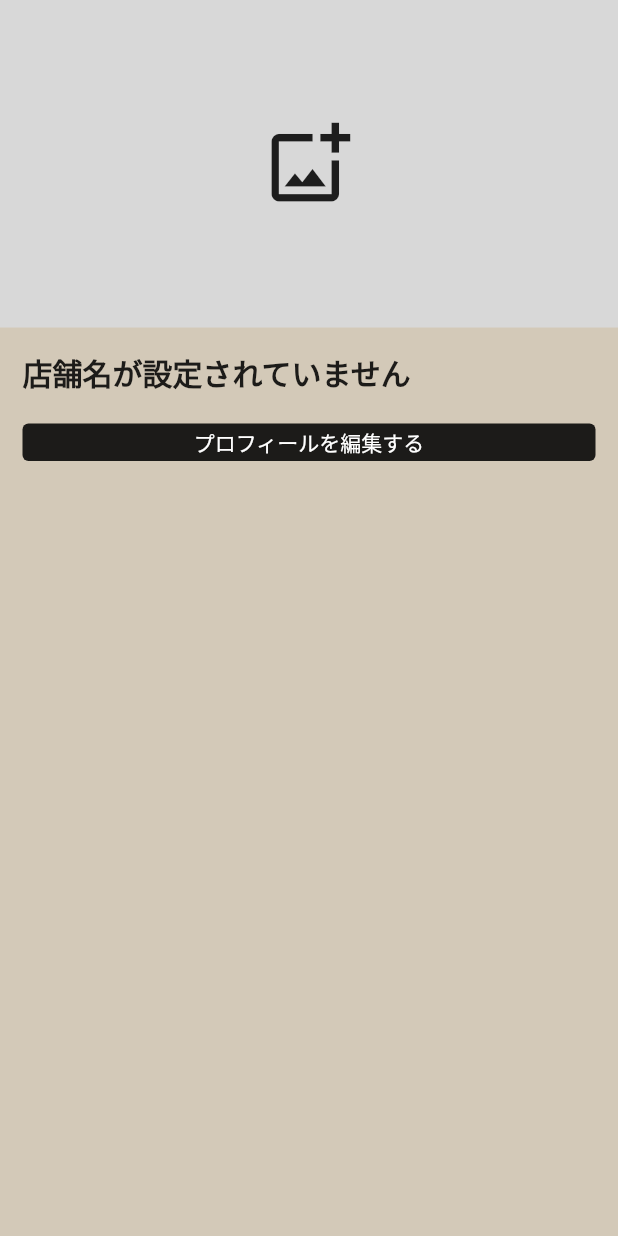
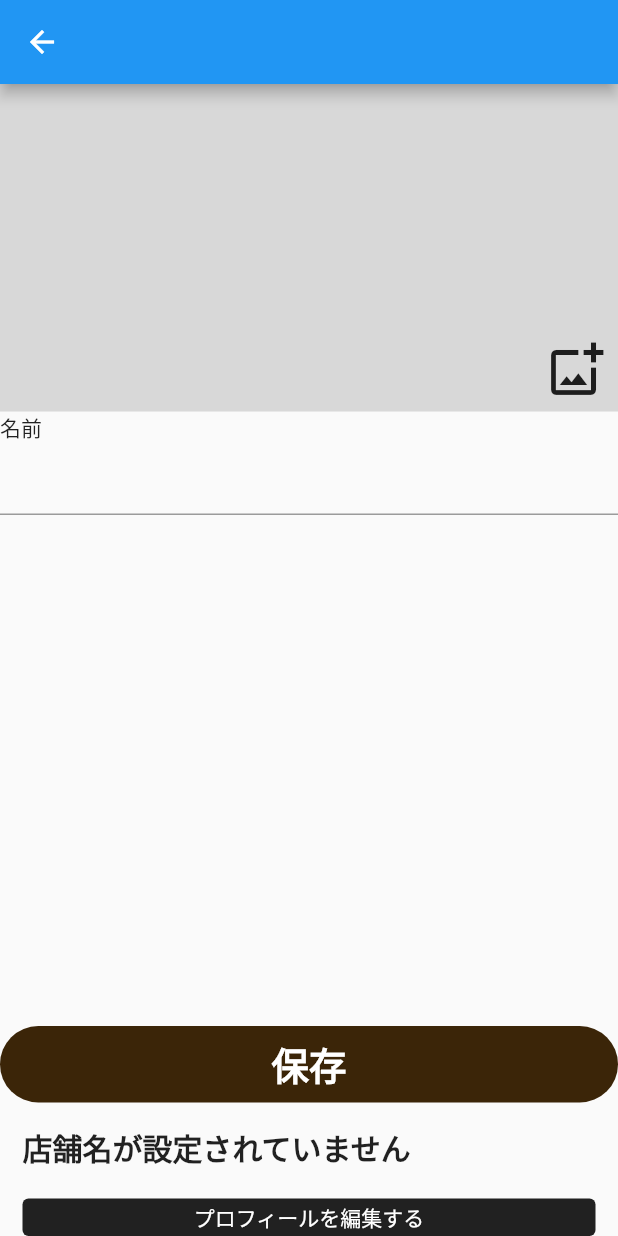
Before and after one commit to RikuDejima/KEI, a Flutter app: the StoreProfileScreen widget shown alone on an empty page, opened directly, after a tap on "プロフィールを編集する", on a phone screen of 412 x 824 dp. Run offline on Flutter 3.47's test engine with Material 2 defaults, Android fonts, the phone set to English and light mode, and no system bars; our stand-ins replace cloud_firestore, firebase_auth, firebase_core, flutter_hooks, freezed_annotation, hooks_riverpod and 4 more; missing offline and left inert: dart:ffi; accounts and stored records are empty; network calls fail.

Commit message:
developing edit store profile

```diff
--- a/lib/logic/controller/route_controller.dart
+++ b/lib/logic/controller/route_controller.dart
@@ -1,12 +1,13 @@
 import 'package:flutter/material.dart';
 import 'package:key/main.dart';
-import 'package:key/view/edit_profile_screen.dart';
-import 'package:key/view/register_screen.dart';
-import 'package:key/view/register_store_screen.dart';
+import 'package:key/view/screen/edit_profile_screen.dart';
+import 'package:key/view/screen/edit_store_profile_screen.dart';
+import 'package:key/view/screen/register_screen.dart';
+import 'package:key/view/screen/register_store_screen.dart';
 import 'package:routemaster/routemaster.dart';
 import 'package:riverpod/riverpod.dart';
-import 'package:key/view/root_screen.dart';
-import 'package:key/view/home_screen.dart';
+import 'package:key/view/screen/root_screen.dart';
+import 'package:key/view/screen/home_screen.dart';
 
 final routeController = Provider((ref) => RouteController(ref.read));
 
@@ -16,6 +17,7 @@ enum AppRoute {
   home,
   editProfile,
   registerStore,
+  editStoreProfile,
 }
 
 extension AppRouteExt on AppRoute {
@@ -25,10 +27,12 @@ extension AppRouteExt on AppRoute {
         return '/';
       case AppRoute.registerUser:
        return '/register';
-      case AppRoute.editProfile:
+      case AppRoute.editStoreProfile:
         return '/home/editProfile';
       case AppRoute.registerStore:
         return '/home/registerStore';
+      case AppRoute.editStoreProfile:
+        return '/home/editStoreProfile';
       default:
         return '/${toString().split('.').last}';
     }
@@ -42,8 +46,9 @@ final route = RouteMap(routes: {
   AppRoute.root.path: (data) => MaterialPage(child: RootScreen()),
   AppRoute.registerUser.path: (data) => MaterialPage(child: RegisterUserScreen()),
   AppRoute.home.path: (data) => MaterialPage(child: HomeScreen()),
-  AppRoute.editProfile.path: (data) => MaterialPage(child: EditProfileScreen()),
+  AppRoute.editStoreProfile.path: (data) => MaterialPage(child: EditProfileScreen()),
   AppRoute.registerStore.path: (data) => MaterialPage(child: RegisterStoreScreen()),
+  AppRoute.editStoreProfile.path: (data) => MaterialPage(child: EditStoreProfileScreen()),
 });
 
 final routemaster = RoutemasterDelegate(routesBuilder: (context) => route);
--- a/lib/logic/view_controller/register_store_view_controller.dart
+++ b/lib/logic/view_controller/register_store_view_controller.dart
@@ -7,8 +7,8 @@ import 'package:hooks_riverpod/hooks_riverpod.dart';
 import 'package:key/logic/repository/base_repository.dart';
 import 'package:key/logic/state/common/firebase_user_state.dart';
 import 'package:key/logic/state/common/store_state.dart';
-import 'package:key/view/home_screen.dart';
-import 'package:key/view/store_profile_screen.dart';
+import 'package:key/view/screen/home_screen.dart';
+import 'package:key/view/screen/store_profile_screen.dart';
 
 final registerStoreViewController =
     Provider((ref) => RegisterStoreViewController(ref.read));
--- /dev/null
+++ b/lib/view/screen/edit_store_profile_screen.dart
@@ -0,0 +1,182 @@
+import 'package:flutter/material.dart';
+import 'package:hooks_riverpod/hooks_riverpod.dart';
+import 'package:key/logic/state/common/store_state.dart';
+import 'package:key/logic/view_controller/user_profile_view_controller.dart';
+import 'package:key/view/util/theme.dart';
+
+class EditStoreProfileScreen extends HookConsumerWidget {
+  @override
+  Widget build(BuildContext context, WidgetRef ref) {
+    final screenWidth = MediaQuery.of(context).size.width;
+    final storeData = ref.watch(storeDataState);
+    final viewController = ref.read(editProfileViewController);
+    return Scaffold(
+      appBar: AppBar(),
+      body: Column(
+        crossAxisAlignment: CrossAxisAlignment.start,
+        children: [
+          // storeData?.topImage ?
+          Container(
+            color: Color(0xFFD8D8D8),
+            width: double.infinity,
+            height: screenWidth * 0.53,
+            child: IconButton(
+              alignment: Alignment.bottomRight,
+              icon: Icon(Icons.add_photo_alternate_outlined),
+              iconSize: 40,
+              onPressed: () {
+                showModalBottomSheet(
+                    context: context,
+                    builder: (context) {
+                      return SizedBox(
+                        height: 200,
+                        child: Column(
+                          children: [
+                            SizedBox(
+                              width: double.infinity,
+                              child: TextButton(
+                                onPressed: () {},
+                                child: Text(
+                                  '写真を撮る',
+                                  style: TextStyle(
+                                    color: Colors.black,
+                                  ),
+                                ),
+                                style: ButtonStyle(
+                                  padding: MaterialStateProperty.all(
+                                    EdgeInsets.symmetric(
+                                      vertical: 20,
+                                    ),
+                                  ),
+                                ),
+                              ),
+                            ),
+                            Divider(height: 0, color: AppColor.dividerColor),
+                            SizedBox(
+                              width: double.infinity,
+                              child: TextButton(
+                                onPressed: () {},
+                                child: Text(
+                                  'ライブラリから選ぶ',
+                                  style: TextStyle(color: Colors.black),
+                                ),
+                                style: ButtonStyle(
+                                  padding: MaterialStateProperty.all(
+                                    EdgeInsets.symmetric(
+                                      vertical: 20,
+                                    ),
+                                  ),
+                                ),
+                              ),
+                            ),
+                            Divider(height: 0, color: AppColor.dividerColor),
+                            SizedBox(
+                              width: double.infinity,
+                              child: TextButton(
+                                onPressed: () {},
+                                child: Text(
+                                  'キャンセル',
+                                  style: TextStyle(color: Colors.red),
+                                ),
+                                style: ButtonStyle(
+                                  padding: MaterialStateProperty.all(
+                                    EdgeInsets.symmetric(
+                                      vertical: 20,
+                                    ),
+                                  ),
+                                ),
+                              ),
+                            ),
+                          ],
+                        ),
+                      );
+                    });
+              },
+            ),
+          ),
+          Text('名前'),
+          TextField(
+            onChanged: (str) => ref.read(userNameState.notifier).state = str,
+          ),
+          const Expanded(child: SizedBox()),
+          SizedBox(
+            width: double.infinity,
+            child: TextButton(
+              onPressed: () async {
+                await viewController.save();
+                Navigator.pop(context);
+              },
+              child: Text(
+                '保存',
+                style: TextStyle(
+                    color: Colors.white,
+                    fontSize: 25,
+                    fontWeight: FontWeight.w600),
+              ),
+              style: ButtonStyle(
+                padding: MaterialStateProperty.all(
+                  const EdgeInsets.symmetric(vertical: 7),
+                ),
+                fixedSize: MaterialStateProperty.all(Size.infinite),
+                backgroundColor:
+                    MaterialStateProperty.all(const Color(0xFF3B2508)),
+                shape: MaterialStateProperty.all(
+                  const RoundedRectangleBorder(
+                    borderRadius: BorderRadius.all(
+                      Radius.circular(32),
+                    ),
+                  ),
+                ),
+              ),
+            ),
+          ),
+          SizedBox(height: 15),
+          Padding(
+            padding: const EdgeInsets.symmetric(horizontal: 15),
+            child: Column(
+              crossAxisAlignment: CrossAxisAlignment.start,
+              children: [
+                Text(
+                  storeData?.storeName ?? '店舗名が設定されていません',
+                  style: TextStyle(
+                    fontSize: 20,
+                    color: AppColor.textColor,
+                    fontWeight: FontWeight.w600,
+                  ),
+                ),
+                Text(
+                  storeData?.introduce ?? '',
+                  style: TextStyle(
+                    fontSize: 16,
+                    color: AppColor.textColor,
+                  ),
+                ),
+                SizedBox(
+                  width: double.infinity,
+                  child: TextButton(
+                    onPressed: () => print('go to the edit profile page'),
+                    child: Text(
+                      'プロフィールを編集する',
+                      style: TextStyle(color: Colors.white),
+                    ),
+                    style: ButtonStyle(
+                      padding: MaterialStateProperty.all(
+                        EdgeInsets.zero,
+                      ),
+                      backgroundColor:
+                          MaterialStateProperty.all(AppColor.textColor),
+                      alignment: Alignment.center,
+                      minimumSize:
+                          MaterialStateProperty.all(Size.fromHeight(25)),
+                      tapTargetSize: MaterialTapTargetSize.shrinkWrap,
+                    ),
+                  ),
+                )
+              ],
+            ),
+          )
+        ],
+      ),
+    );
+  }
+}
--- a/lib/view/home_screen.dart
+++ b/lib/view/screen/home_screen.dart
@@ -7,7 +7,7 @@ import 'package:key/logic/controller/route_controller.dart';
 import 'package:key/logic/state/common/firebase_user_state.dart';
 import 'package:key/logic/state/common/login_user_state.dart';
 import 'package:key/logic/state/common/store_state.dart';
-import 'package:key/view/store_profile_screen.dart';
+import 'package:key/view/screen/store_profile_screen.dart';
 import 'package:key/view/util/theme.dart';
 
 final pages = StateProvider<List<Widget>>((ref) => []);
@@ -39,7 +39,7 @@ class CustomeruserProfielPage extends HookConsumerWidget {
         children: [
           Divider(color: Color(0xFF553A03), height: 0),
           GestureDetector(
-            onTap: () => ref.read(routeController).push(AppRoute.editProfile),
+            onTap: () => ref.read(routeController).push(AppRoute.editStoreProfile),
             child: Row(
               mainAxisAlignment: MainAxisAlignment.spaceBetween,
               children: [
--- /dev/null
+++ b/lib/view/screen/store_profile_screen.dart
@@ -0,0 +1,73 @@
+import 'dart:ui';
+
+import 'package:flutter/material.dart';
+import 'package:hooks_riverpod/hooks_riverpod.dart';
+import 'package:key/logic/controller/route_controller.dart';
+import 'package:key/logic/state/common/store_state.dart';
+import 'package:key/view/util/theme.dart';
+
+class StoreProfileScreen extends HookConsumerWidget {
+  @override
+  Widget build(BuildContext context, WidgetRef ref) {
+    final screenWidth = MediaQuery.of(context).size.width;
+    final textColor = AppColor.textColor;
+    final storeData = ref.watch(storeDataState);
+    // final storageRef = FirebaseSt
+    return Column(
+      crossAxisAlignment: CrossAxisAlignment.start,
+      children: [
+        // storeData?.topImage ?
+        Container(
+          color: Color(0xFFD8D8D8),
+          width: double.infinity,
+          height: screenWidth * 0.53,
+        ),
+        SizedBox(height: 15),
+        Padding(
+          padding: const EdgeInsets.symmetric(horizontal: 15),
+          child: Column(
+            crossAxisAlignment: CrossAxisAlignment.start,
+            children: [
+              Text(
+                storeData?.storeName ?? '店舗名が設定されていません',
+                style: TextStyle(
+                  fontSize: 20,
+                  color: textColor,
+                  fontWeight: FontWeight.w600,
+                ),
+              ),
+              Text(
+                storeData?.introduce ?? '',
+                style: TextStyle(
+                  fontSize: 16,
+                  color: textColor,
+                ),
+              ),
+              SizedBox(
+                width: double.infinity,
+                child: TextButton(
+                  onPressed: () =>
+                      routemaster.push(AppRoute.editStoreProfile.path),
+                  child: Text(
+                    'プロフィールを編集する',
+                    style: TextStyle(color: Colors.white),
+                  ),
+                  style: ButtonStyle(
+                    padding: MaterialStateProperty.all(
+                      EdgeInsets.zero,
+                    ),
+                    backgroundColor:
+                        MaterialStateProperty.all(AppColor.textColor),
+                    alignment: Alignment.center,
+                    minimumSize: MaterialStateProperty.all(Size.fromHeight(25)),
+                    tapTargetSize: MaterialTapTargetSize.shrinkWrap,
+                  ),
+                ),
+              )
+            ],
+          ),
+        )
+      ],
+    );
+  }
+}
--- a/lib/view/store_profile_screen.dart
+++ /dev/null
@@ -1,79 +0,0 @@
-import 'dart:ui';
-
-import 'package:flutter/material.dart';
-import 'package:hooks_riverpod/hooks_riverpod.dart';
-import 'package:key/logic/state/common/store_state.dart';
-import 'package:key/view/util/theme.dart';
-
-class StoreProfileScreen extends HookConsumerWidget {
-  @override
-  Widget build(BuildContext context, WidgetRef ref) {
-    final screenWidth = MediaQuery.of(context).size.width;
-    final textColor = AppColor.textColor;
-    final storeData = ref.watch(storeDataState);
-    // final storageRef = FirebaseSt
-    return Scaffold(
-        backgroundColor: AppColor.backgroundColor,
-        body: Column(
-          crossAxisAlignment: CrossAxisAlignment.start,
-          children: [
-            // storeData?.topImage ?
-            Container(
-              color: Color(0xFFD8D8D8),
-              width: double.infinity,
-              height: screenWidth * 0.53,
-              child: Center(
-                child: IconButton(
-                  icon: Icon(Icons.add_photo_alternate_outlined),
-                  iconSize: 60,
-                  onPressed: () =>
-                      print(' ${ref.read(storeDataState)?.toJson()}'),
-                ),
-              ),
-            ),
-            SizedBox(height: 15),
-            Padding(
-              padding: const EdgeInsets.symmetric(horizontal: 15),
-              child: Column(
-                crossAxisAlignment: CrossAxisAlignment.start,
-                children: [
-                  Text(
-                    storeData?.storeName ?? '店舗名が設定されていません',
-                    style: TextStyle(
-                      fontSize: 20,
-                      color: textColor,
-                      fontWeight: FontWeight.w600,
-                    ),
-                  ),
-                  Text(
-                    storeData?.introduce ?? '',
-                    style: TextStyle(
-                      fontSize: 16,
-                      color: textColor,
-                    ),
-                  ),
-                  SizedBox(
-                    width: double.infinity,
-                    child: TextButton(
-                      onPressed: () => print('go to the edit profile page'),
-                      child: Text('プロフィールを編集する', style: TextStyle(color: Colors.white),),
-                      style: ButtonStyle(
-                        padding: MaterialStateProperty.all(
-                          EdgeInsets.zero,
-                        ),
-                        backgroundColor:
-                            MaterialStateProperty.all(AppColor.textColor),
-                        alignment: Alignment.center,
-                        minimumSize:
-                            MaterialStateProperty.all(Size.fromHeight(25)),
-                        tapTargetSize: MaterialTapTargetSize.shrinkWrap,
-                      ),
-                    ),
-                  )
-                ],
-              ),
-            )
-          ],
-        ));
-  }
-}
--- a/lib/view/util/theme.dart
+++ b/lib/view/util/theme.dart
@@ -6,4 +6,5 @@ class AppColor {
   static const textColor = Colors.black87;
   // static const backgroundColor = Color(0xFFD9D3C7);
   static const backgroundColor = Color(0xFFD3C9B8);
+  static const dividerColor = Color(0xFFDBDBDB);
 }
```
Also changed, not shown: lib/logic/view_controller/store_profile_view_controller.dart (+39 -25 lines), lib/view/profile_screen.dart (deleted, +0 -26 lines), lib/view/screen/edit_profile_screen.dart (renamed from lib/view/edit_profile_screen.dart), lib/view/screen/register_screen.dart (renamed from lib/view/register_screen.dart), lib/view/screen/register_store_screen.dart (renamed from lib/view/register_store_screen.dart), lib/view/screen/root_screen.dart (renamed from lib/view/root_screen.dart).
